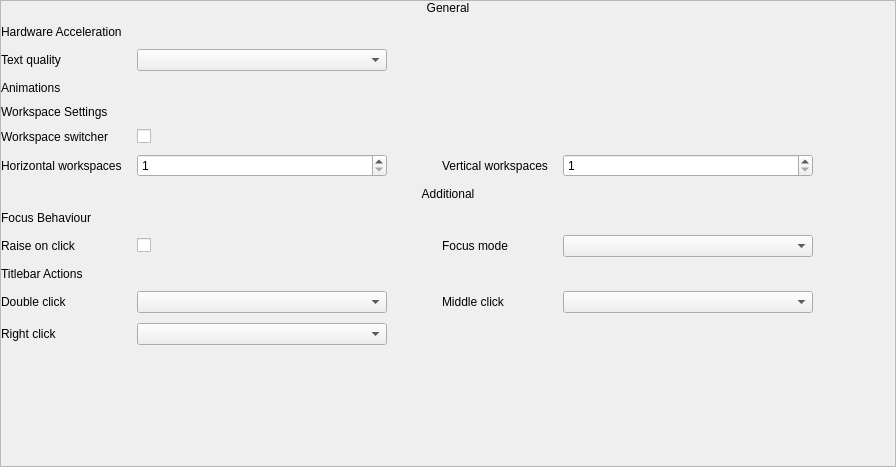
This is stacer/Pages/GnomeSettings/window_manager_settings.ui in oguzhaninan/Stacer as Qt 5 draws it before an edit. The edited form follows.
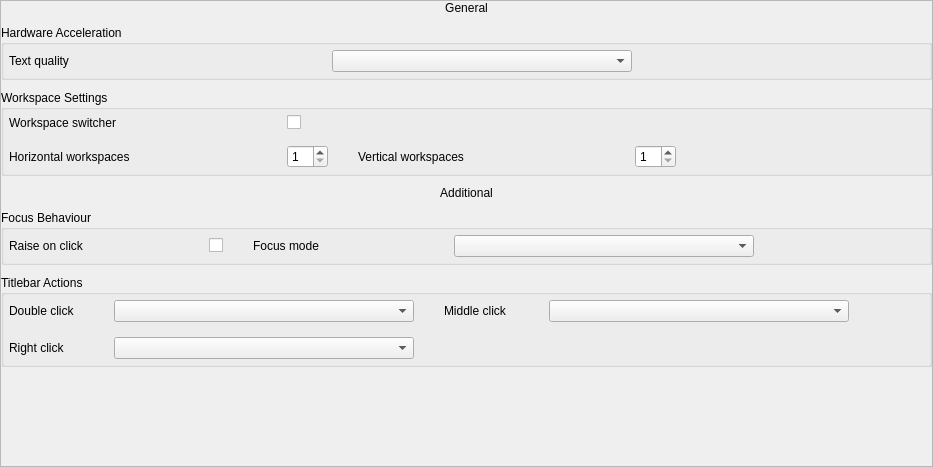
This is the edited form.

Commit message: added gnome settings page groupboxes

What changed in the file:
```diff
--- a/stacer/Pages/GnomeSettings/window_manager_settings.ui
+++ b/stacer/Pages/GnomeSettings/window_manager_settings.ui
@@ -6,7 +6,7 @@
    <rect>
     <x>0</x>
     <y>0</y>
-    <width>896</width>
+    <width>933</width>
     <height>467</height>
    </rect>
   </property>
@@ -45,7 +45,7 @@
        <rect>
         <x>0</x>
         <y>0</y>
-        <width>894</width>
+        <width>931</width>
         <height>465</height>
        </rect>
       </property>
@@ -68,146 +68,7 @@
        <property name="verticalSpacing">
         <number>10</number>
        </property>
-       <item row="8" column="4">
-        <widget class="QSpinBox" name="spinVerticWorkspace">
-         <property name="minimum">
-          <number>1</number>
-         </property>
-         <property name="maximum">
-          <number>25</number>
-         </property>
-        </widget>
-       </item>
-       <item row="1" column="0" colspan="6">
-        <widget class="QLabel" name="lblHomeIcon_2">
-         <property name="accessibleName">
-          <string>title</string>
-         </property>
-         <property name="text">
-          <string>Hardware Acceleration</string>
-         </property>
-        </widget>
-       </item>
-       <item row="2" column="2">
-        <spacer name="horizontalSpacer">
-         <property name="orientation">
-          <enum>Qt::Horizontal</enum>
-         </property>
-         <property name="sizeType">
-          <enum>QSizePolicy::Fixed</enum>
-         </property>
-         <property name="sizeHint" stdset="0">
-          <size>
-           <width>25</width>
-           <height>20</height>
-          </size>
-         </property>
-        </spacer>
-       </item>
-       <item row="8" column="0">
-        <widget class="QLabel" name="label_2">
-         <property name="sizePolicy">
-          <sizepolicy hsizetype="Expanding" vsizetype="Preferred">
-           <horstretch>0</horstretch>
-           <verstretch>0</verstretch>
-          </sizepolicy>
-         </property>
-         <property name="text">
-          <string>Horizontal workspaces</string>
-         </property>
-        </widget>
-       </item>
-       <item row="12" column="3">
-        <widget class="QLabel" name="lblHomeIcon_4">
-         <property name="sizePolicy">
-          <sizepolicy hsizetype="Expanding" vsizetype="Preferred">
-           <horstretch>0</horstretch>
-           <verstretch>0</verstretch>
-          </sizepolicy>
-         </property>
-         <property name="text">
-          <string>Focus mode</string>
-         </property>
-        </widget>
-       </item>
-       <item row="12" column="0">
-        <widget class="QLabel" name="lblHomeIcon_3">
-         <property name="sizePolicy">
-          <sizepolicy hsizetype="Expanding" vsizetype="Preferred">
-           <horstretch>0</horstretch>
-           <verstretch>0</verstretch>
-          </sizepolicy>
-         </property>
-         <property name="text">
-          <string>Raise on click</string>
-         </property>
-        </widget>
-       </item>
-       <item row="15" column="3">
-        <widget class="QLabel" name="lblHomeIcon_8">
-         <property name="sizePolicy">
-          <sizepolicy hsizetype="Expanding" vsizetype="Preferred">
-           <horstretch>0</horstretch>
-           <verstretch>0</verstretch>
-          </sizepolicy>
-         </property>
-         <property name="text">
-          <string>Middle click</string>
-         </property>
-        </widget>
-       </item>
-       <item row="2" column="1">
-        <widget class="QComboBox" name="cmbTextQuality">
-         <property name="sizePolicy">
-          <sizepolicy hsizetype="Expanding" vsizetype="Fixed">
-           <horstretch>0</horstretch>
-           <verstretch>0</verstretch>
-          </sizepolicy>
-         </property>
-         <property name="minimumSize">
-          <size>
-           <width>250</width>
-           <height>0</height>
-          </size>
-         </property>
-         <property name="maximumSize">
-          <size>
-           <width>300</width>
-           <height>16777215</height>
-          </size>
-         </property>
-         <property name="sizeAdjustPolicy">
-          <enum>QComboBox::AdjustToMinimumContentsLength</enum>
-         </property>
-        </widget>
-       </item>
-       <item row="7" column="0">
-        <widget class="QLabel" name="lblMountedIcon_2">
-         <property name="sizePolicy">
-          <sizepolicy hsizetype="Expanding" vsizetype="Preferred">
-           <horstretch>0</horstretch>
-           <verstretch>0</verstretch>
-          </sizepolicy>
-         </property>
-         <property name="text">
-          <string>Workspace switcher</string>
-         </property>
-        </widget>
-       </item>
-       <item row="0" column="0" colspan="6">
-        <widget class="QLabel" name="label">
-         <property name="accessibleName">
-          <string>general-title</string>
-         </property>
-         <property name="text">
-          <string>General</string>
-         </property>
-         <property name="alignment">
-          <set>Qt::AlignCenter</set>
-         </property>
-        </widget>
-       </item>
-       <item row="18" column="0">
+       <item row="13" column="0">
         <spacer name="verticalSpacer">
          <property name="orientation">
           <enum>Qt::Vertical</enum>
@@ -220,95 +81,174 @@
          </property>
         </spacer>
        </item>
-       <item row="6" column="0" colspan="6">
-        <widget class="QLabel" name="label_6">
+       <item row="0" column="0">
+        <widget class="QLabel" name="label">
          <property name="accessibleName">
           <string>title</string>
          </property>
          <property name="text">
-          <string>Workspace Settings</string>
+          <string>General</string>
          </property>
-        </widget>
-       </item>
-       <item row="8" column="5">
-        <spacer name="horizontalSpacer_3">
-         <property name="orientation">
-          <enum>Qt::Horizontal</enum>
+         <property name="alignment">
+          <set>Qt::AlignCenter</set>
          </property>
-         <property name="sizeType">
-          <enum>QSizePolicy::Expanding</enum>
-         </property>
-         <property name="sizeHint" stdset="0">
-          <size>
-           <width>40</width>
-           <height>20</height>
-          </size>
-         </property>
-        </spacer>
-       </item>
-       <item row="7" column="1" alignment="Qt::AlignLeft">
-        <widget class="QCheckBox" name="checkWorkspaceSwitcher">
-         <property name="cursor">
-          <cursorShape>PointingHandCursor</cursorShape>
-         </property>
-         <property name="focusPolicy">
-          <enum>Qt::NoFocus</enum>
-         </property>
-         <property name="text">
-          <string/>
-         </property>
         </widget>
        </item>
-       <item row="8" column="3">
-        <widget class="QLabel" name="lblMountedIcon_3">
-         <property name="sizePolicy">
-          <sizepolicy hsizetype="Expanding" vsizetype="Preferred">
-           <horstretch>0</horstretch>
-           <verstretch>0</verstretch>
-          </sizepolicy>
+       <item row="9" column="0">
+        <widget class="QGroupBox" name="grpAdditionalTitlebar">
+         <property name="title">
+          <string>Titlebar Actions</string>
          </property>
-         <property name="text">
-          <string>Vertical workspaces</string>
-         </property>
+         <layout class="QGridLayout" name="gridLayout_5">
+          <property name="leftMargin">
+           <number>5</number>
+          </property>
+          <property name="topMargin">
+           <number>5</number>
+          </property>
+          <property name="rightMargin">
+           <number>5</number>
+          </property>
+          <property name="bottomMargin">
+           <number>5</number>
+          </property>
+          <property name="horizontalSpacing">
+           <number>30</number>
+          </property>
+          <property name="verticalSpacing">
+           <number>15</number>
+          </property>
+          <item row="0" column="1">
+           <widget class="QComboBox" name="cmbTitleBarDoubleClick">
+            <property name="sizePolicy">
+             <sizepolicy hsizetype="Expanding" vsizetype="Fixed">
+              <horstretch>0</horstretch>
+              <verstretch>0</verstretch>
+             </sizepolicy>
+            </property>
+            <property name="minimumSize">
+             <size>
+              <width>300</width>
+              <height>0</height>
+             </size>
+            </property>
+            <property name="maximumSize">
+             <size>
+              <width>16777215</width>
+              <height>16777215</height>
+             </size>
+            </property>
+            <property name="sizeAdjustPolicy">
+             <enum>QComboBox::AdjustToMinimumContentsLength</enum>
+            </property>
+           </widget>
+          </item>
+          <item row="1" column="0">
+           <widget class="QLabel" name="lblHomeIcon_9">
+            <property name="sizePolicy">
+             <sizepolicy hsizetype="Expanding" vsizetype="Preferred">
+              <horstretch>0</horstretch>
+              <verstretch>0</verstretch>
+             </sizepolicy>
+            </property>
+            <property name="text">
+             <string>Right click</string>
+            </property>
+           </widget>
+          </item>
+          <item row="0" column="0">
+           <widget class="QLabel" name="lblHomeIcon_7">
+            <property name="sizePolicy">
+             <sizepolicy hsizetype="Expanding" vsizetype="Preferred">
+              <horstretch>0</horstretch>
+              <verstretch>0</verstretch>
+             </sizepolicy>
+            </property>
+            <property name="text">
+             <string>Double click</string>
+            </property>
+           </widget>
+          </item>
+          <item row="0" column="2">
+           <widget class="QLabel" name="lblHomeIcon_8">
+            <property name="sizePolicy">
+             <sizepolicy hsizetype="Expanding" vsizetype="Preferred">
+              <horstretch>0</horstretch>
+              <verstretch>0</verstretch>
+             </sizepolicy>
+            </property>
+            <property name="text">
+             <string>Middle click</string>
+            </property>
+           </widget>
+          </item>
+          <item row="1" column="1">
+           <widget class="QComboBox" name="cmbTitleBarRightClick">
+            <property name="sizePolicy">
+             <sizepolicy hsizetype="Expanding" vsizetype="Fixed">
+              <horstretch>0</horstretch>
+              <verstretch>0</verstretch>
+             </sizepolicy>
+            </property>
+            <property name="minimumSize">
+             <size>
+              <width>300</width>
+              <height>0</height>
+             </size>
+            </property>
+            <property name="maximumSize">
+             <size>
+              <width>16777215</width>
+              <height>16777215</height>
+             </size>
+            </property>
+            <property name="sizeAdjustPolicy">
+             <enum>QComboBox::AdjustToMinimumContentsLength</enum>
+            </property>
+           </widget>
+          </item>
+          <item row="0" column="3">
+           <widget class="QComboBox" name="cmbTitleBarMiddleClick">
+            <property name="sizePolicy">
+             <sizepolicy hsizetype="Expanding" vsizetype="Fixed">
+              <horstretch>0</horstretch>
+              <verstretch>0</verstretch>
+             </sizepolicy>
+            </property>
+            <property name="minimumSize">
+             <size>
+              <width>300</width>
+              <height>0</height>
+             </size>
+            </property>
+            <property name="maximumSize">
+             <size>
+              <width>16777215</width>
+              <height>16777215</height>
+             </size>
+            </property>
+            <property name="sizeAdjustPolicy">
+             <enum>QComboBox::AdjustToMinimumContentsLength</enum>
+            </property>
+           </widget>
+          </item>
+          <item row="0" column="4">
+           <spacer name="horizontalSpacer_4">
+            <property name="orientation">
+             <enum>Qt::Horizontal</enum>
+            </property>
+            <property name="sizeHint" stdset="0">
+             <size>
+              <width>40</width>
+              <height>20</height>
+             </size>
+            </property>
+           </spacer>
+          </item>
+         </layout>
         </widget>
        </item>
-       <item row="2" column="0">
-        <widget class="QLabel" name="lblHomeIcon">
-         <property name="sizePolicy">
-          <sizepolicy hsizetype="Expanding" vsizetype="Preferred">
-           <horstretch>0</horstretch>
-           <verstretch>0</verstretch>
-          </sizepolicy>
-         </property>
-         <property name="text">
-          <string>Text quality</string>
-         </property>
-        </widget>
-       </item>
-       <item row="17" column="0">
-        <widget class="QLabel" name="lblHomeIcon_9">
-         <property name="sizePolicy">
-          <sizepolicy hsizetype="Expanding" vsizetype="Preferred">
-           <horstretch>0</horstretch>
-           <verstretch>0</verstretch>
-          </sizepolicy>
-         </property>
-         <property name="text">
-          <string>Right click</string>
-         </property>
-        </widget>
-       </item>
-       <item row="8" column="1">
-        <widget class="QSpinBox" name="spinHorizonWorkspace">
-         <property name="minimum">
-          <number>1</number>
-         </property>
-         <property name="maximum">
-          <number>25</number>
-         </property>
-        </widget>
-       </item>
-       <item row="10" column="0" colspan="6">
+       <item row="6" column="0">
         <widget class="QLabel" name="label_3">
          <property name="accessibleName">
           <string>general-title</string>
@@ -321,160 +261,298 @@
          </property>
         </widget>
        </item>
-       <item row="11" column="0" colspan="6">
-        <widget class="QLabel" name="lblHomeIcon_6">
-         <property name="accessibleName">
-          <string>title</string>
+       <item row="2" column="0">
+        <widget class="QGroupBox" name="grpWorkspace">
+         <property name="title">
+          <string>Workspace Settings</string>
          </property>
-         <property name="text">
+         <layout class="QGridLayout" name="gridLayout_3">
+          <property name="leftMargin">
+           <number>5</number>
+          </property>
+          <property name="topMargin">
+           <number>5</number>
+          </property>
+          <property name="rightMargin">
+           <number>5</number>
+          </property>
+          <property name="bottomMargin">
+           <number>5</number>
+          </property>
+          <property name="horizontalSpacing">
+           <number>30</number>
+          </property>
+          <property name="verticalSpacing">
+           <number>15</number>
+          </property>
+          <item row="0" column="1">
+           <widget class="QCheckBox" name="checkWorkspaceSwitcher">
+            <property name="cursor">
+             <cursorShape>PointingHandCursor</cursorShape>
+            </property>
+            <property name="focusPolicy">
+             <enum>Qt::NoFocus</enum>
+            </property>
+            <property name="text">
+             <string/>
+            </property>
+           </widget>
+          </item>
+          <item row="1" column="2">
+           <widget class="QLabel" name="lblMountedIcon_3">
+            <property name="sizePolicy">
+             <sizepolicy hsizetype="Expanding" vsizetype="Preferred">
+              <horstretch>0</horstretch>
+              <verstretch>0</verstretch>
+             </sizepolicy>
+            </property>
+            <property name="text">
+             <string>Vertical workspaces</string>
+            </property>
+           </widget>
+          </item>
+          <item row="1" column="3" alignment="Qt::AlignLeft">
+           <widget class="QSpinBox" name="spinVerticWorkspace">
+            <property name="minimum">
+             <number>1</number>
+            </property>
+            <property name="maximum">
+             <number>25</number>
+            </property>
+           </widget>
+          </item>
+          <item row="0" column="0">
+           <widget class="QLabel" name="lblMountedIcon_2">
+            <property name="sizePolicy">
+             <sizepolicy hsizetype="Expanding" vsizetype="Preferred">
+              <horstretch>0</horstretch>
+              <verstretch>0</verstretch>
+             </sizepolicy>
+            </property>
+            <property name="text">
+             <string>Workspace switcher</string>
+            </property>
+           </widget>
+          </item>
+          <item row="1" column="1" alignment="Qt::AlignLeft">
+           <widget class="QSpinBox" name="spinHorizonWorkspace">
+            <property name="minimum">
+             <number>1</number>
+            </property>
+            <property name="maximum">
+             <number>25</number>
+            </property>
+           </widget>
+          </item>
+          <item row="1" column="0">
+           <widget class="QLabel" name="label_2">
+            <property name="sizePolicy">
+             <sizepolicy hsizetype="Expanding" vsizetype="Preferred">
+              <horstretch>0</horstretch>
+              <verstretch>0</verstretch>
+             </sizepolicy>
+            </property>
+            <property name="text">
+             <string>Horizontal workspaces</string>
+            </property>
+           </widget>
+          </item>
+          <item row="1" column="4">
+           <spacer name="horizontalSpacer_2">
+            <property name="orientation">
+             <enum>Qt::Horizontal</enum>
+            </property>
+            <property name="sizeHint" stdset="0">
+             <size>
+              <width>40</width>
+              <height>20</height>
+             </size>
+            </property>
+           </spacer>
+          </item>
+         </layout>
+        </widget>
+       </item>
+       <item row="7" column="0">
+        <widget class="QGroupBox" name="grpAdditionalFocus">
+         <property name="title">
           <string>Focus Behaviour</string>
          </property>
+         <layout class="QGridLayout" name="gridLayout_4">
+          <property name="leftMargin">
+           <number>5</number>
+          </property>
+          <property name="topMargin">
+           <number>5</number>
+          </property>
+          <property name="rightMargin">
+           <number>5</number>
+          </property>
+          <property name="bottomMargin">
+           <number>5</number>
+          </property>
+          <property name="horizontalSpacing">
+           <number>30</number>
+          </property>
+          <property name="verticalSpacing">
+           <number>15</number>
+          </property>
+          <item row="0" column="2">
+           <widget class="QLabel" name="lblHomeIcon_4">
+            <property name="sizePolicy">
+             <sizepolicy hsizetype="Expanding" vsizetype="Preferred">
+              <horstretch>0</horstretch>
+              <verstretch>0</verstretch>
+             </sizepolicy>
+            </property>
+            <property name="text">
+             <string>Focus mode</string>
+            </property>
+           </widget>
+          </item>
+          <item row="0" column="1">
+           <widget class="QCheckBox" name="checkRaiseOnClick">
+            <property name="cursor">
+             <cursorShape>PointingHandCursor</cursorShape>
+            </property>
+            <property name="focusPolicy">
+             <enum>Qt::NoFocus</enum>
+            </property>
+            <property name="text">
+             <string/>
+            </property>
+           </widget>
+          </item>
+          <item row="0" column="3">
+           <widget class="QComboBox" name="cmbFocusMode">
+            <property name="sizePolicy">
+             <sizepolicy hsizetype="Expanding" vsizetype="Fixed">
+              <horstretch>0</horstretch>
+              <verstretch>0</verstretch>
+             </sizepolicy>
+            </property>
+            <property name="minimumSize">
+             <size>
+              <width>300</width>
+              <height>0</height>
+             </size>
+            </property>
+            <property name="maximumSize">
+             <size>
+              <width>16777215</width>
+              <height>16777215</height>
+             </size>
+            </property>
+            <property name="sizeAdjustPolicy">
+             <enum>QComboBox::AdjustToMinimumContentsLength</enum>
+            </property>
+           </widget>
+          </item>
+          <item row="0" column="0">
+           <widget class="QLabel" name="lblHomeIcon_3">
+            <property name="sizePolicy">
+             <sizepolicy hsizetype="Expanding" vsizetype="Preferred">
+              <horstretch>0</horstretch>
+              <verstretch>0</verstretch>
+             </sizepolicy>
+            </property>
+            <property name="text">
+             <string>Raise on click</string>
+            </property>
+           </widget>
+          </item>
+          <item row="0" column="4">
+           <spacer name="horizontalSpacer_3">
+            <property name="orientation">
+             <enum>Qt::Horizontal</enum>
+            </property>
+            <property name="sizeHint" stdset="0">
+             <size>
+              <width>40</width>
+              <height>20</height>
+             </size>
+            </property>
+           </spacer>
+          </item>
+         </layout>
         </widget>
        </item>
-       <item row="3" column="0" colspan="6">
-        <widget class="QLabel" name="label_4">
-         <property name="accessibleName">
-          <string>title</string>
+       <item row="1" column="0">
+        <widget class="QGroupBox" name="grpHardware">
+         <property name="title">
+          <string>Hardware Acceleration</string>
          </property>
-         <property name="text">
-          <string>Animations</string>
-         </property>
-        </widget>
-       </item>
-       <item row="15" column="0">
-        <widget class="QLabel" name="lblHomeIcon_7">
-         <property name="sizePolicy">
-          <sizepolicy hsizetype="Expanding" vsizetype="Preferred">
-           <horstretch>0</horstretch>
-           <verstretch>0</verstretch>
-          </sizepolicy>
-         </property>
-         <property name="text">
-          <string>Double click</string>
-         </property>
-        </widget>
-       </item>
-       <item row="15" column="1">
-        <widget class="QComboBox" name="cmbTitleBarDoubleClick">
-         <property name="sizePolicy">
-          <sizepolicy hsizetype="Expanding" vsizetype="Fixed">
-           <horstretch>0</horstretch>
-           <verstretch>0</verstretch>
-          </sizepolicy>
-         </property>
-         <property name="minimumSize">
-          <size>
-           <width>250</width>
-           <height>0</height>
-          </size>
-         </property>
-         <property name="maximumSize">
-          <size>
-           <width>300</width>
-           <height>16777215</height>
-          </size>
-         </property>
-         <property name="sizeAdjustPolicy">
-          <enum>QComboBox::AdjustToMinimumContentsLength</enum>
-         </property>
-        </widget>
-       </item>
-       <item row="12" column="4">
-        <widget class="QComboBox" name="cmbFocusMode">
-         <property name="sizePolicy">
-          <sizepolicy hsizetype="Expanding" vsizetype="Fixed">
-           <horstretch>0</horstretch>
-           <verstretch>0</verstretch>
-          </sizepolicy>
-         </property>
-         <property name="minimumSize">
-          <size>
-           <width>250</width>
-           <height>0</height>
-          </size>
-         </property>
-         <property name="maximumSize">
-          <size>
-           <width>300</width>
-           <height>16777215</height>
-          </size>
-         </property>
-         <property name="sizeAdjustPolicy">
-          <enum>QComboBox::AdjustToMinimumContentsLength</enum>
-         </property>
-        </widget>
-       </item>
-       <item row="14" column="0" colspan="6">
-        <widget class="QLabel" name="lblHomeIcon_5">
-         <property name="accessibleName">
-          <string>title</string>
-         </property>
-         <property name="text">
-          <string>Titlebar Actions</string>
-         </property>
-        </widget>
-       </item>
-       <item row="15" column="4">
-        <widget class="QComboBox" name="cmbTitleBarMiddleClick">
-         <property name="sizePolicy">
-          <sizepolicy hsizetype="Expanding" vsizetype="Fixed">
-           <horstretch>0</horstretch>
-           <verstretch>0</verstretch>
-          </sizepolicy>
-         </property>
-         <property name="minimumSize">
-          <size>
-           <width>250</width>
-           <height>0</height>
-          </size>
-         </property>
-         <property name="maximumSize">
-          <size>
-           <width>300</width>
-           <height>16777215</height>
-          </size>
-         </property>
-         <property name="sizeAdjustPolicy">
-          <enum>QComboBox::AdjustToMinimumContentsLength</enum>
-         </property>
-        </widget>
-       </item>
-       <item row="12" column="1" alignment="Qt::AlignLeft">
-        <widget class="QCheckBox" name="checkRaiseOnClick">
-         <property name="cursor">
-          <cursorShape>PointingHandCursor</cursorShape>
-         </property>
-         <property name="focusPolicy">
-          <enum>Qt::NoFocus</enum>
-         </property>
-         <property name="text">
-          <string/>
-         </property>
-        </widget>
-       </item>
-       <item row="17" column="1">
-        <widget class="QComboBox" name="cmbTitleBarRightClick">
-         <property name="sizePolicy">
-          <sizepolicy hsizetype="Expanding" vsizetype="Fixed">
-           <horstretch>0</horstretch>
-           <verstretch>0</verstretch>
-          </sizepolicy>
-         </property>
-         <property name="minimumSize">
-          <size>
-           <width>250</width>
-           <height>0</height>
-          </size>
-         </property>
-         <property name="maximumSize">
-          <size>
-           <width>300</width>
-           <height>16777215</height>
-          </size>
-         </property>
-         <property name="sizeAdjustPolicy">
-          <enum>QComboBox::AdjustToMinimumContentsLength</enum>
-         </property>
+         <layout class="QGridLayout" name="gridLayout_2">
+          <property name="leftMargin">
+           <number>5</number>
+          </property>
+          <property name="topMargin">
+           <number>5</number>
+          </property>
+          <property name="rightMargin">
+           <number>5</number>
+          </property>
+          <property name="bottomMargin">
+           <number>5</number>
+          </property>
+          <property name="horizontalSpacing">
+           <number>30</number>
+          </property>
+          <property name="verticalSpacing">
+           <number>15</number>
+          </property>
+          <item row="0" column="1">
+           <widget class="QComboBox" name="cmbTextQuality">
+            <property name="sizePolicy">
+             <sizepolicy hsizetype="Expanding" vsizetype="Fixed">
+              <horstretch>0</horstretch>
+              <verstretch>0</verstretch>
+             </sizepolicy>
+            </property>
+            <property name="minimumSize">
+             <size>
+              <width>300</width>
+              <height>0</height>
+             </size>
+            </property>
+            <property name="maximumSize">
+             <size>
+              <width>16777215</width>
+              <height>16777215</height>
+             </size>
+            </property>
+            <property name="sizeAdjustPolicy">
+             <enum>QComboBox::AdjustToMinimumContentsLength</enum>
+            </property>
+           </widget>
+          </item>
+          <item row="0" column="0">
+           <widget class="QLabel" name="lblHomeIcon">
+            <property name="sizePolicy">
+             <sizepolicy hsizetype="Expanding" vsizetype="Preferred">
+              <horstretch>0</horstretch>
+              <verstretch>0</verstretch>
+             </sizepolicy>
+            </property>
+            <property name="text">
+             <string>Text quality</string>
+            </property>
+           </widget>
+          </item>
+          <item row="0" column="2">
+           <spacer name="horizontalSpacer">
+            <property name="orientation">
+             <enum>Qt::Horizontal</enum>
+            </property>
+            <property name="sizeHint" stdset="0">
+             <size>
+              <width>40</width>
+              <height>20</height>
+             </size>
+            </property>
+           </spacer>
+          </item>
+         </layout>
         </widget>
        </item>
       </layout>
```
Left out of the diff: 2 changed lines with no effect on the pictures. The commit also changes 10 other files.
